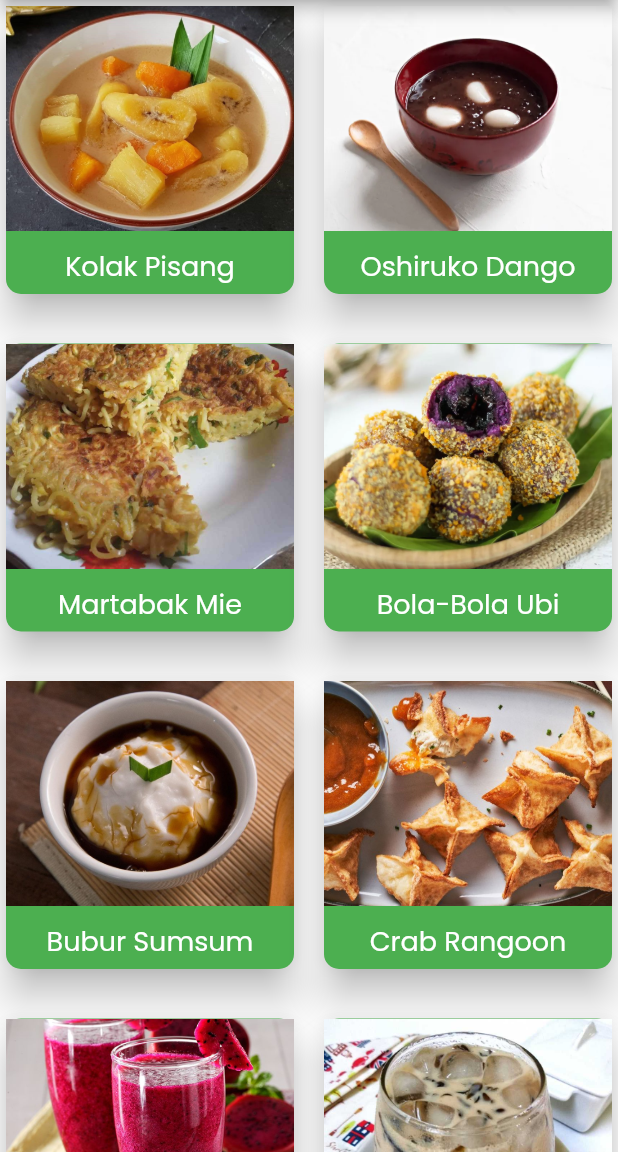
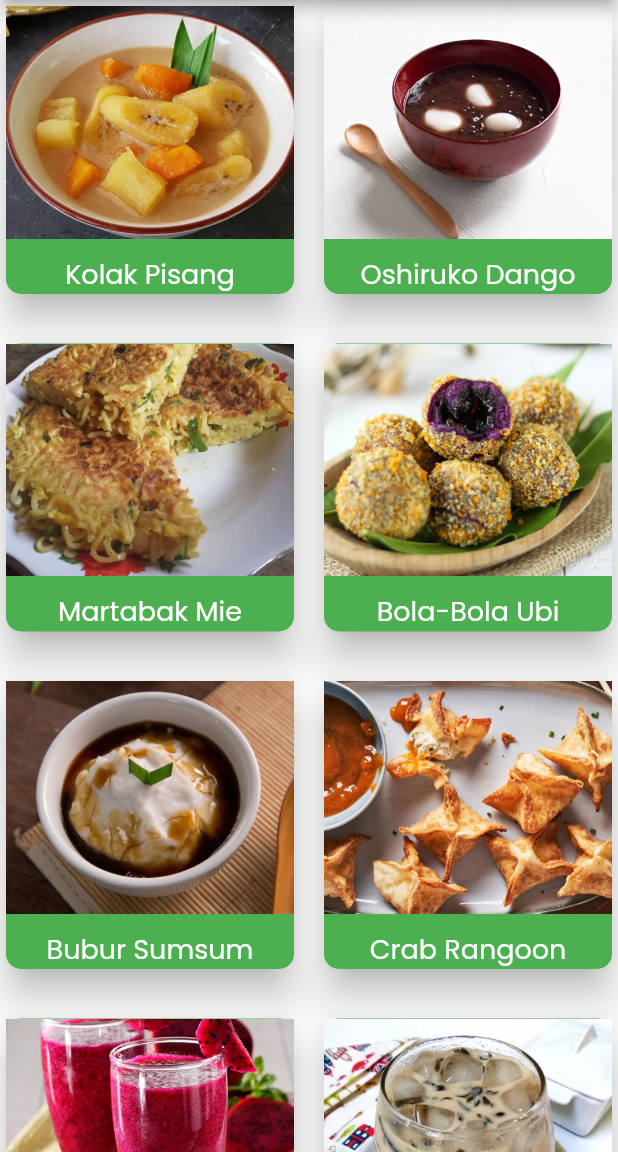
Before and after one commit to rzkybagaskara/resep_berbuka_app, a Flutter app: the screen it shows after launch, on a phone screen of 412 x 824 dp, the part 84-1236 px from its top. Run offline on Flutter 3.47's test engine with Material 2 defaults, Android fonts, the light colour scheme and no system bars.

Commit message:
Benerin stateful dan expanded foto makanan

```diff
--- a/lib/menuUtama.dart
+++ b/lib/menuUtama.dart
@@ -37,11 +37,13 @@ class menuUtama extends StatelessWidget {
                 ),
                 child: Column(
                   children: <Widget>[
-                    Image.asset(
-                      resep.imageAsset,
-                      height: 150,
-                      width: 200,
-                      fit: BoxFit.cover,
+                    Expanded(
+                      child: Image.asset(
+                        resep.imageAsset,
+                        height: 150,
+                        width: 200,
+                        fit: BoxFit.cover,
+                      ),
                     ),
                     Padding(
                       padding: const EdgeInsets.only(top: 10.0),
```
Also changed, not shown: lib/detailMenu.dart (+8 -14 lines).
